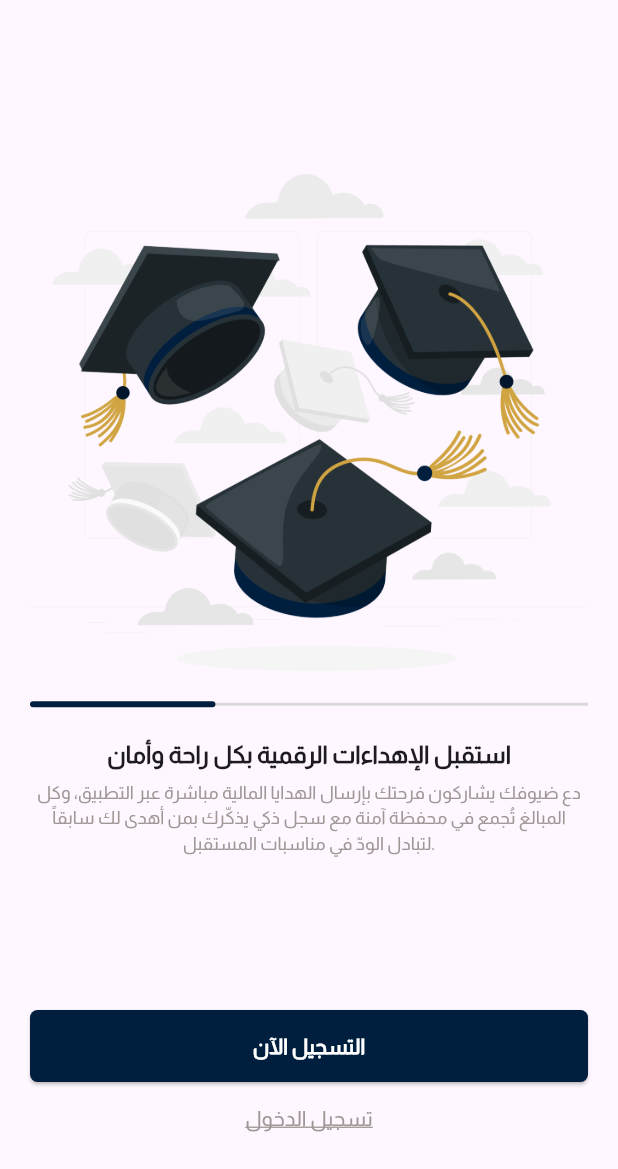
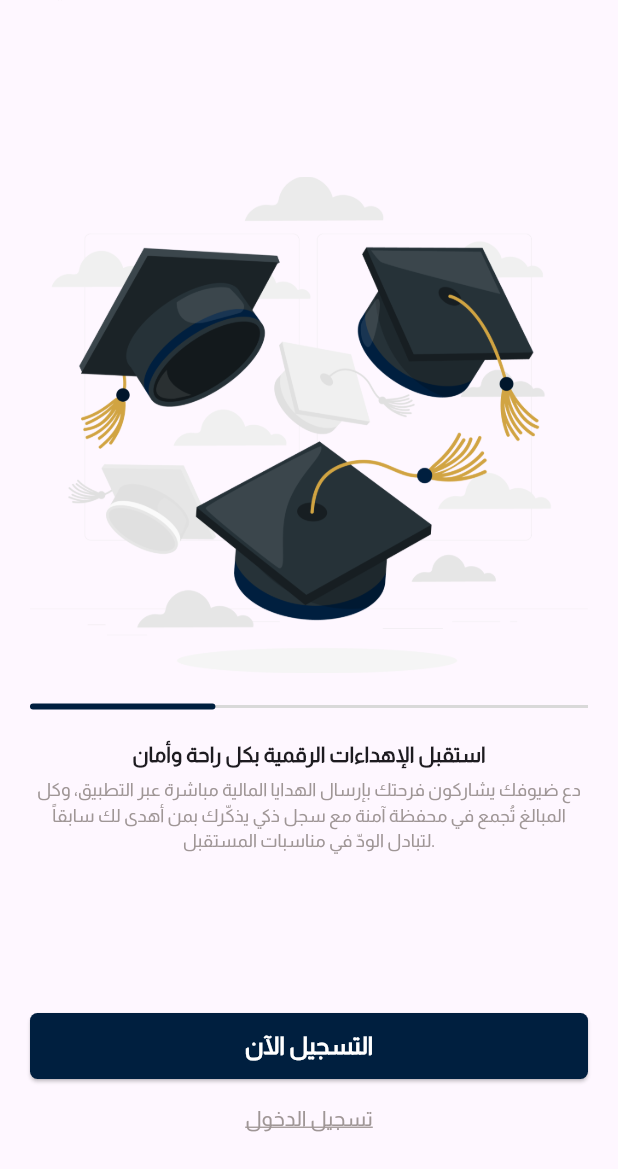
Before and after one commit to MOMEN343/tasks, a Flutter app: the screen it shows after launch, on a phone screen of 412 x 824 dp, the part 67-1236 px from its top. Run offline on Flutter 3.47's test engine with Material 3 defaults, Android fonts, the phone set to English and light mode, and no system bars.

Commit message:
Update font sizes in onboarding screens for consistency

```diff
--- a/lib/screens/onboarding1.dart
+++ b/lib/screens/onboarding1.dart
@@ -41,7 +41,7 @@ class Onboarding1 extends StatelessWidget {
                           style: TextStyle(
                             fontFamily: "Almarai",
                             fontWeight: FontWeight.bold,
-                            fontSize: 16,
+                            fontSize: 14,
                           ),
                         ),
                         Text(
--- a/lib/screens/onboarding2.dart
+++ b/lib/screens/onboarding2.dart
@@ -41,7 +41,7 @@ class Onboarding2 extends StatelessWidget {
                           "تابع المدعوين وتفاعلهم بكل سهولة",
                           style: TextStyle(
                             fontWeight: FontWeight.bold,
-                            fontSize: 16,
+                            fontSize: 14,
                             fontFamily: "Almarai",
                           ),
                         ),
--- a/lib/screens/onboarding3.dart
+++ b/lib/screens/onboarding3.dart
@@ -39,7 +39,7 @@ class Onboarding3 extends StatelessWidget {
                           "استقبل الإهداءات الرقمية بكل راحة وأمان",
                           style: TextStyle(
                             fontWeight: FontWeight.bold,
-                            fontSize: 16,
+                            fontSize: 14,
                             fontFamily: "Almarai",
                           ),
                         ),
@@ -69,9 +69,9 @@ class Onboarding3 extends StatelessWidget {
 
                           minimumSize: Size(
                             MediaQuery.of(context).size.width,
-                            0,
+                            44,
                           ),
-                          padding: EdgeInsets.all(14),
+                          // padding: EdgeInsets.all(14),
                         ),
 
                         onPressed: () {},
@@ -80,6 +80,7 @@ class Onboarding3 extends StatelessWidget {
                           style: TextStyle(
                             color: Colors.white,
                             fontWeight: FontWeight.bold,
+                            fontSize: 16,
                             fontFamily: "Almarai",
                           ),
                         ),
```
